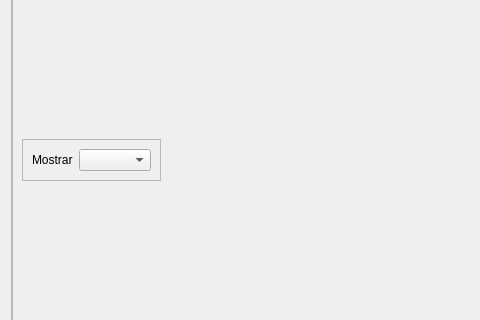
This is view/ui/month_statistics.ui in R0land013/blue-pos as Qt 5 draws it before an edit; both pictures show x 0 to 480 and y 140 to 460 of the 800 by 600 pixel window. The edited form follows.
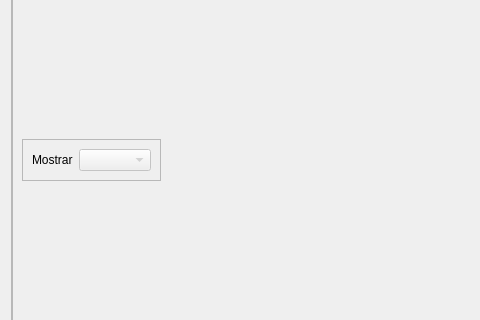
This is the edited form.

Commit message: Feat: Se calcula la gráfica de ganancia neta en la vista de estadística mensual

Diff of the .ui file:
```diff
--- a/view/ui/month_statistics.ui
+++ b/view/ui/month_statistics.ui
@@ -193,6 +193,9 @@
             </item>
             <item>
              <widget class="QComboBox" name="vertical_axes_combo_box">
+              <property name="enabled">
+               <bool>false</bool>
+              </property>
               <property name="sizePolicy">
                <sizepolicy hsizetype="Maximum" vsizetype="Maximum">
                 <horstretch>0</horstretch>
```
Left out of the diff: 13 changed lines with no effect on the pictures. The commit also changes 2 other files.
